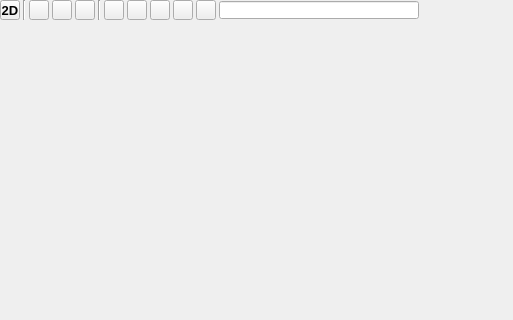
Qt form XS/source/Editor/EditSceneEditor.ui (xenginez/X) before a commit; both pictures show x 0 to 513 and y 0 to 320 of the 972 by 655 pixel window.
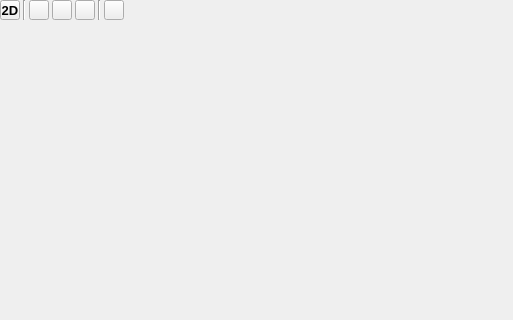
The same form after that commit.

```diff
--- a/XS/source/Editor/EditSceneEditor.ui
+++ b/XS/source/Editor/EditSceneEditor.ui
@@ -171,94 +171,6 @@
         </property>
        </widget>
       </item>
-      <item>
-       <widget class="QToolButton" name="audio">
-        <property name="minimumSize">
-         <size>
-          <width>20</width>
-          <height>20</height>
-         </size>
-        </property>
-        <property name="maximumSize">
-         <size>
-          <width>20</width>
-          <height>20</height>
-         </size>
-        </property>
-        <property name="text">
-         <string/>
-        </property>
-        <property name="checkable">
-         <bool>true</bool>
-        </property>
-       </widget>
-      </item>
-      <item>
-       <widget class="QToolButton" name="light">
-        <property name="minimumSize">
-         <size>
-          <width>20</width>
-          <height>20</height>
-         </size>
-        </property>
-        <property name="maximumSize">
-         <size>
-          <width>20</width>
-          <height>20</height>
-         </size>
-        </property>
-        <property name="text">
-         <string/>
-        </property>
-        <property name="checkable">
-         <bool>true</bool>
-        </property>
-       </widget>
-      </item>
-      <item>
-       <widget class="QToolButton" name="grid">
-        <property name="minimumSize">
-         <size>
-          <width>20</width>
-          <height>20</height>
-         </size>
-        </property>
-        <property name="maximumSize">
-         <size>
-          <width>20</width>
-          <height>20</height>
-         </size>
-        </property>
-        <property name="text">
-         <string/>
-        </property>
-        <property name="checkable">
-         <bool>true</bool>
-        </property>
-       </widget>
-      </item>
-      <item>
-       <widget class="QToolButton" name="camera">
-        <property name="minimumSize">
-         <size>
-          <width>20</width>
-          <height>20</height>
-         </size>
-        </property>
-        <property name="maximumSize">
-         <size>
-          <width>20</width>
-          <height>20</height>
-         </size>
-        </property>
-        <property name="text">
-         <string/>
-        </property>
-        <property name="checkable">
-         <bool>true</bool>
-        </property>
-       </widget>
-      </item>
       <item>
        <widget class="QToolButton" name="icons">
         <property name="minimumSize">
@@ -278,31 +190,6 @@
         </property>
        </widget>
       </item>
-      <item>
-       <widget class="QLineEdit" name="search">
-        <property name="sizePolicy">
-         <sizepolicy hsizetype="Fixed" vsizetype="Fixed">
-          <horstretch>0</horstretch>
-          <verstretch>0</verstretch>
-         </sizepolicy>
-        </property>
-        <property name="minimumSize">
-         <size>
-          <width>200</width>
-          <height>18</height>
-         </size>
-        </property>
-        <property name="maximumSize">
-         <size>
-          <width>200</width>
-          <height>18</height>
-         </size>
-        </property>
-        <property name="clearButtonEnabled">
-         <bool>true</bool>
-        </property>
-       </widget>
-      </item>
       <item>
        <spacer name="horizontalSpacer">
         <property name="orientation">
```
Left out of the diff: 3 changed lines with no effect on the pictures.
